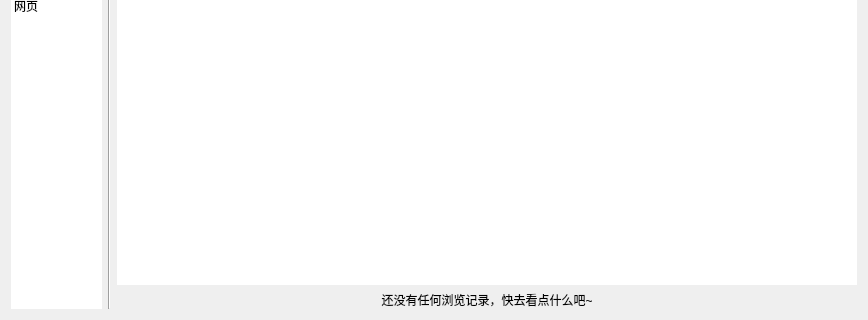
Before: the Qt Designer form src/resf/view_history.ui in clb-128258/TiebaDesktop, drawn with Qt 5; both pictures show x 0 to 868 and y 217 to 537 of the 868 by 537 pixel window.
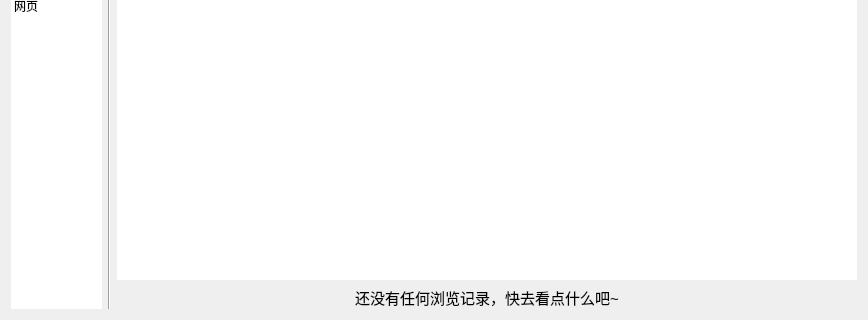
After: the same form once the commit is applied.

What changed in the file:
```diff
--- a/src/resf/view_history.ui
+++ b/src/resf/view_history.ui
@@ -10,6 +10,11 @@
     <height>537</height>
    </rect>
   </property>
+  <property name="font">
+   <font>
+    <pointsize>9</pointsize>
+   </font>
+  </property>
   <property name="windowTitle">
    <string>浏览记录</string>
   </property>
@@ -131,6 +136,11 @@
       </item>
       <item>
        <widget class="QLabel" name="label">
+        <property name="font">
+         <font>
+          <pointsize>11</pointsize>
+         </font>
+        </property>
         <property name="text">
          <string>还没有任何浏览记录，快去看点什么吧~</string>
         </property>
```
